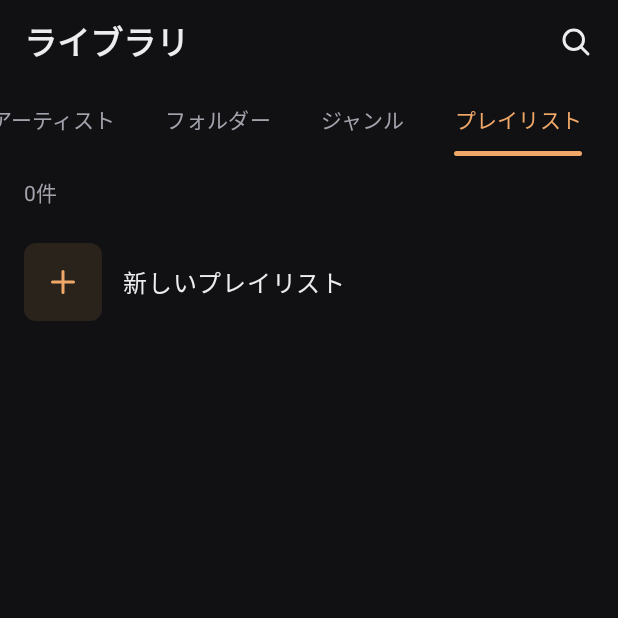
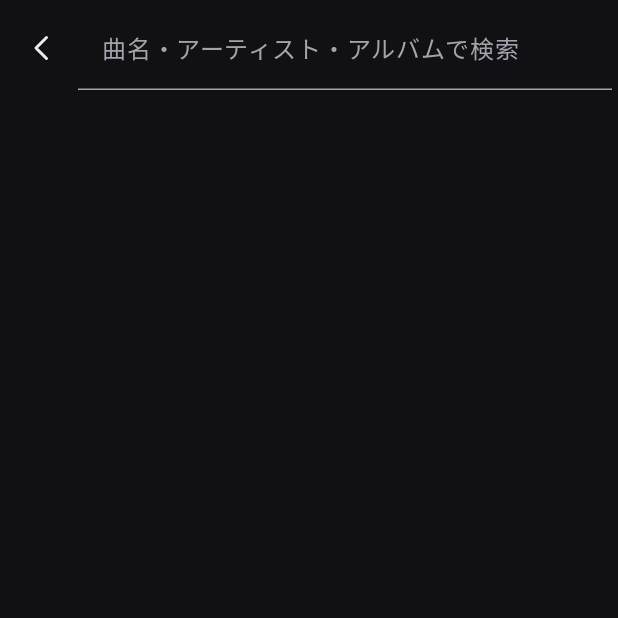
Before and after one commit to malvaceae/kanade, an Android app built with Jetpack Compose: the screen it shows after launch (MainActivity), after a tap on "検索", on a phone screen of 412 x 824 dp, the top half of it. Run offline under Robolectric (Android 15) with nearby library versions, the phone set to English and light mode, and no system bars; our stand-ins replace Dagger/Hilt's generated code, Navigation 3, Room's generated code, Timber; libraries missing offline, so code that uses them is left out: androidx.hilt.lifecycle, kotlinx.coroutines.guava; 10 statements that could not run were skipped.

Commit message:
検索を追加

```diff
--- a/app/src/main/kotlin/me/mallows/kanade/Navigation.kt
+++ b/app/src/main/kotlin/me/mallows/kanade/Navigation.kt
@@ -33,6 +33,7 @@ import me.mallows.kanade.ui.playlist.AddToPlaylistSheet
 import me.mallows.kanade.ui.playlist.PlaylistDetailScreen
 import me.mallows.kanade.ui.playlist.PlaylistsTab
 import me.mallows.kanade.ui.queue.QueueScreen
+import me.mallows.kanade.ui.search.SearchScreen
 import me.mallows.kanade.ui.player.PlayerScreen
 import me.mallows.kanade.ui.player.PlayerViewModel
 import me.mallows.kanade.ui.selection.TrackActions
@@ -76,7 +77,7 @@ fun MainNavigation(playerViewModel: PlayerViewModel = hiltViewModel()) {
                 playingMediaStoreId = player.mediaStoreId,
                 actions = actions,
                 onOpenGroup = { kind, key, title -> backStack.add(GroupDetail(kind.name, key, title)) },
-                onSearch = { },
+                onSearch = { backStack.add(Search) },
                 playlistsTab = { padding ->
                   PlaylistsTab(onOpen = { id, _ -> backStack.add(PlaylistDetail(id)) }, bottomPadding = padding)
                 },
@@ -95,6 +96,14 @@ fun MainNavigation(playerViewModel: PlayerViewModel = hiltViewModel()) {
             entry<GroupDetail> { key ->
               GroupDetailScreen(
                 key = key,
+                playingMediaStoreId = player.mediaStoreId,
+                actions = actions,
+                onBack = { backStack.removeLastOrNull() },
+                bottomPadding = bottomPadding,
+              )
+            }
+            entry<Search> {
+              SearchScreen(
                 playingMediaStoreId = player.mediaStoreId,
                 actions = actions,
                 onBack = { backStack.removeLastOrNull() },
--- a/app/src/main/kotlin/me/mallows/kanade/NavigationKeys.kt
+++ b/app/src/main/kotlin/me/mallows/kanade/NavigationKeys.kt
@@ -12,6 +12,9 @@ import kotlinx.serialization.Serializable
 /** プレイリストの中身 */
 @Serializable data class PlaylistDetail(val id: Long) : NavKey
 
+/** 検索 */
+@Serializable data object Search : NavKey
+
 /** 再生キュー */
 @Serializable data object Queue : NavKey
 
--- /dev/null
+++ b/app/src/main/kotlin/me/mallows/kanade/ui/search/SearchScreen.kt
@@ -0,0 +1,125 @@
+package me.mallows.kanade.ui.search
+
+import androidx.compose.foundation.layout.Column
+import androidx.compose.foundation.layout.Row
+import androidx.compose.foundation.layout.fillMaxSize
+import androidx.compose.foundation.layout.fillMaxWidth
+import androidx.compose.foundation.layout.padding
+import androidx.compose.foundation.layout.statusBarsPadding
+import androidx.compose.material3.Icon
+import androidx.compose.material3.IconButton
+import androidx.compose.material3.MaterialTheme
+import androidx.compose.material3.Text
+import androidx.compose.material3.TextField
+import androidx.compose.material3.TextFieldDefaults
+import androidx.compose.runtime.Composable
+import androidx.compose.runtime.LaunchedEffect
+import androidx.compose.runtime.getValue
+import androidx.compose.runtime.remember
+import androidx.compose.ui.Alignment
+import androidx.compose.ui.Modifier
+import androidx.compose.ui.focus.FocusRequester
+import androidx.compose.ui.focus.focusRequester
+import androidx.compose.ui.graphics.Color
+import androidx.compose.ui.res.pluralStringResource
+import androidx.compose.ui.res.stringResource
+import androidx.compose.ui.unit.Dp
+import androidx.compose.ui.unit.dp
+import androidx.hilt.lifecycle.viewmodel.compose.hiltViewModel
+import androidx.lifecycle.SavedStateHandle
+import androidx.lifecycle.ViewModel
+import androidx.lifecycle.compose.collectAsStateWithLifecycle
+import androidx.lifecycle.viewModelScope
+import dagger.hilt.android.lifecycle.HiltViewModel
+import javax.inject.Inject
+import kotlinx.coroutines.ExperimentalCoroutinesApi
+import kotlinx.coroutines.FlowPreview
+import kotlinx.coroutines.flow.SharingStarted
+import kotlinx.coroutines.flow.StateFlow
+import kotlinx.coroutines.flow.debounce
+import kotlinx.coroutines.flow.flatMapLatest
+import kotlinx.coroutines.flow.flowOf
+import kotlinx.coroutines.flow.stateIn
+import me.mallows.kanade.R
+import me.mallows.kanade.core.data.db.TrackEntity
+import me.mallows.kanade.core.data.library.LibraryRepository
+import me.mallows.kanade.ui.common.ListHeader
+import me.mallows.kanade.ui.icons.KanadeIcons
+import me.mallows.kanade.ui.selection.SelectableTrackList
+import me.mallows.kanade.ui.selection.TrackActions
+
+@OptIn(FlowPreview::class, ExperimentalCoroutinesApi::class)
+@HiltViewModel
+class SearchViewModel @Inject constructor(
+  private val savedState: SavedStateHandle,
+  library: LibraryRepository,
+) : ViewModel() {
+
+  val query: StateFlow<String> = savedState.getStateFlow("query", "")
+
+  /** 入力が止まって0.25秒後に検索する。空のときは何も出さない */
+  val results: StateFlow<List<TrackEntity>> = query
+    .debounce(250)
+    .flatMapLatest { q -> if (q.isBlank()) flowOf(emptyList()) else library.search(q.trim()) }
+    .stateIn(viewModelScope, SharingStarted.WhileSubscribed(5_000), emptyList())
+
+  fun setQuery(value: String) {
+    savedState["query"] = value
+  }
+}
+
+/** タイトル・アーティスト・アルバムを横断して探す */
+@Composable
+fun SearchScreen(
+  playingMediaStoreId: Long?,
+  actions: TrackActions,
+  onBack: () -> Unit,
+  bottomPadding: Dp,
+  viewModel: SearchViewModel = hiltViewModel(),
+) {
+  val query by viewModel.query.collectAsStateWithLifecycle()
+  val results by viewModel.results.collectAsStateWithLifecycle()
+  val focus = remember { FocusRequester() }
+  LaunchedEffect(Unit) { focus.requestFocus() }
+
+  Column(Modifier.fillMaxSize().statusBarsPadding()) {
+    Row(Modifier.fillMaxWidth().padding(horizontal = 4.dp, vertical = 4.dp), verticalAlignment = Alignment.CenterVertically) {
+      IconButton(onClick = onBack) { Icon(KanadeIcons.Back, contentDescription = stringResource(R.string.action_back)) }
+      TextField(
+        value = query,
+        onValueChange = viewModel::setQuery,
+        placeholder = { Text(stringResource(R.string.search_hint)) },
+        singleLine = true,
+        modifier = Modifier.weight(1f).focusRequester(focus),
+        colors = TextFieldDefaults.colors(
+          focusedContainerColor = Color.Transparent,
+          unfocusedContainerColor = Color.Transparent,
+        ),
+        trailingIcon = {
+          if (query.isNotEmpty()) {
+            IconButton(onClick = { viewModel.setQuery("") }) {
+              Icon(KanadeIcons.Close, contentDescription = stringResource(R.string.action_clear))
+            }
+          }
+        },
+      )
+    }
+    when {
+      query.isBlank() -> Unit
+      results.isEmpty() -> Text(
+        stringResource(R.string.search_no_results),
+        style = MaterialTheme.typography.bodyMedium,
+        color = MaterialTheme.colorScheme.onSurfaceVariant,
+        modifier = Modifier.padding(24.dp),
+      )
+      else -> SelectableTrackList(
+        tracks = results,
+        playingMediaStoreId = playingMediaStoreId,
+        actions = actions,
+        bottomPadding = bottomPadding,
+        numbered = false,
+        header = { ListHeader(pluralStringResource(R.plurals.track_count, results.size, results.size)) },
+      )
+    }
+  }
+}
--- a/app/src/main/res/values/strings.xml
+++ b/app/src/main/res/values/strings.xml
@@ -113,6 +113,10 @@
     </plurals>
     <string name="action_open_queue">再生キュー</string>
 
+    <string name="search_hint">曲名・アーティスト・アルバムで検索</string>
+    <string name="search_no_results">見つかりませんでした</string>
+    <string name="action_clear">消去</string>
+
     <string name="action_move">移動</string>
     <string name="action_swap">入れ替え</string>
     <string name="action_reverse">逆順</string>
```
